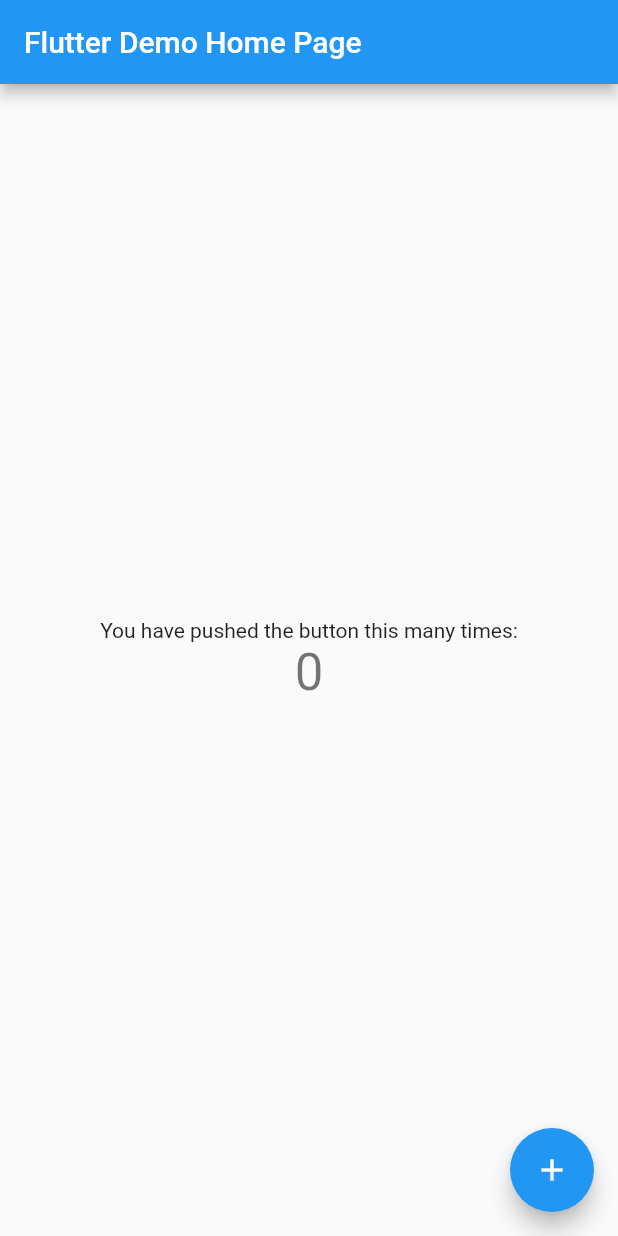
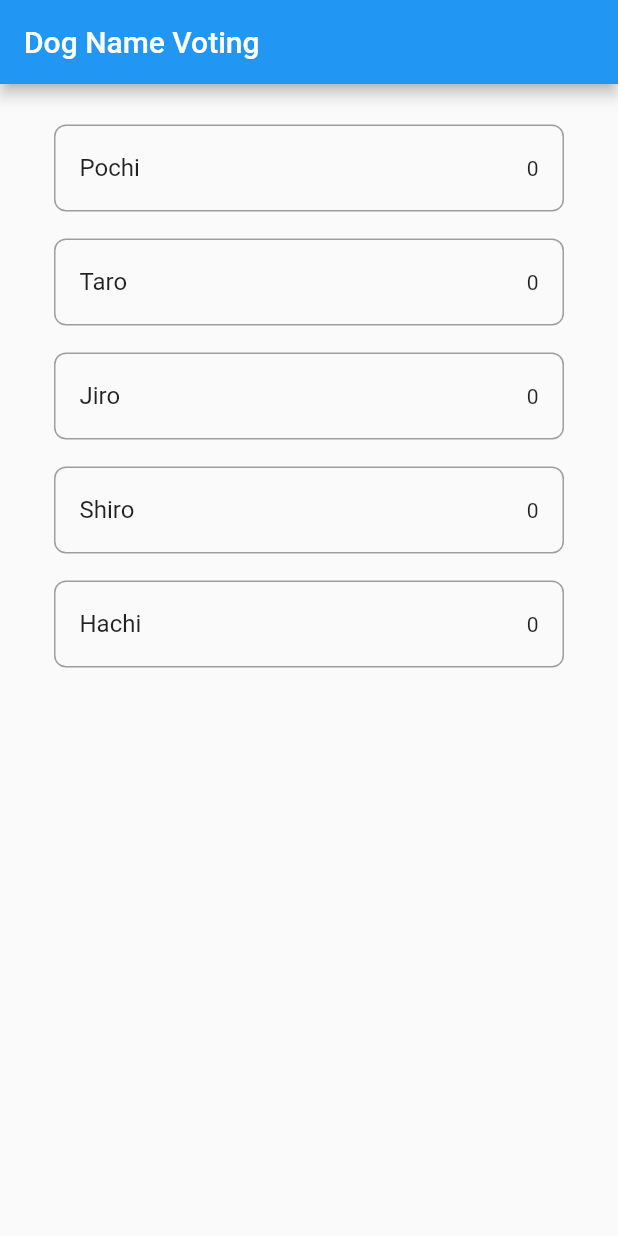
Before and after one commit to kkeeth/push-up-button, a Flutter app: the screen it shows after launch, on a phone screen of 412 x 824 dp. Run offline on Flutter 3.47's test engine with Material 2 defaults, Android fonts, the phone set to English and light mode, and no system bars.

Commit message:
feat: some settings for android

```diff
--- a/lib/main.dart
+++ b/lib/main.dart
@@ -1,115 +1,73 @@
 import 'package:flutter/material.dart';
 
+final dummyData = [
+  {"name": "Pochi", "votes": 0},
+  {"name": "Taro", "votes": 0},
+  {"name": "Jiro", "votes": 0},
+  {"name": "Shiro", "votes": 0},
+  {"name": "Hachi", "votes": 0},
+];
+
 void main() {
-  runApp(const MyApp());
+  runApp(MyApp());
 }
 
 class MyApp extends StatelessWidget {
-  const MyApp({Key? key}) : super(key: key);
-
-  // This widget is the root of your application.
   @override
   Widget build(BuildContext context) {
     return MaterialApp(
-      title: 'Flutter Demo',
-      theme: ThemeData(
-        // This is the theme of your application.
-        //
-        // Try running your application with "flutter run". You'll see the
-        // application has a blue toolbar. Then, without quitting the app, try
-        // changing the primarySwatch below to Colors.green and then invoke
-        // "hot reload" (press "r" in the console where you ran "flutter run",
-        // or simply save your changes to "hot reload" in a Flutter IDE).
-        // Notice that the counter didn't reset back to zero; the application
-        // is not restarted.
-        primarySwatch: Colors.blue,
-      ),
-      home: const MyHomePage(title: 'Flutter Demo Home Page'),
+      title: "Dog Name Voting",
+      home: MyHomePage(),
     );
   }
 }
 
 class MyHomePage extends StatefulWidget {
-  const MyHomePage({Key? key, required this.title}) : super(key: key);
-
-  // This widget is the home page of your application. It is stateful, meaning
-  // that it has a State object (defined below) that contains fields that affect
-  // how it looks.
-
-  // This class is the configuration for the state. It holds the values (in this
-  // case the title) provided by the parent (in this case the App widget) and
-  // used by the build method of the State. Fields in a Widget subclass are
-  // always marked "final".
-
-  final String title;
-
   @override
-  State<MyHomePage> createState() => _MyHomePageState();
+  _MyHomePageState createState() {
+    return _MyHomePageState();
+  }
 }
 
 class _MyHomePageState extends State<MyHomePage> {
-  int _counter = 0;
-
-  void _incrementCounter() {
-    setState(() {
-      // This call to setState tells the Flutter framework that something has
-      // changed in this State, which causes it to rerun the build method below
-      // so that the display can reflect the updated values. If we changed
-      // _counter without calling setState(), then the build method would not be
-      // called again, and so nothing would appear to happen.
-      _counter++;
-    });
+  @override
+  Widget build(BuildContext context) {
+    return Scaffold(
+      appBar: AppBar(title: Text("Dog Name Voting")),
+      body: _buildBody(),
+    );
   }
 
-  @override
-  Widget build(BuildContext context) {
-    // This method is rerun every time setState is called, for instance as done
-    // by the _incrementCounter method above.
-    //
-    // The Flutter framework has been optimized to make rerunning build methods
-    // fast, so that you can just rebuild anything that needs updating rather
-    // than having to individually change instances of widgets.
-    return Scaffold(
-      appBar: AppBar(
-        // Here we take the value from the MyHomePage object that was created by
-        // the App.build method, and use it to set our appbar title.
-        title: Text(widget.title),
-      ),
-      body: Center(
-        // Center is a layout widget. It takes a single child and positions it
-        // in the middle of the parent.
-        child: Column(
-          // Column is also a layout widget. It takes a list of children and
-          // arranges them vertically. By default, it sizes itself to fit its
-          // children horizontally, and tries to be as tall as its parent.
-          //
-          // Invoke "debug painting" (press "p" in the console, choose the
-          // "Toggle Debug Paint" action from the Flutter Inspector in Android
-          // Studio, or the "Toggle Debug Paint" command in Visual Studio Code)
-          // to see the wireframe for each widget.
-          //
-          // Column has various properties to control how it sizes itself and
-          // how it positions its children. Here we use mainAxisAlignment to
-          // center the children vertically; the main axis here is the vertical
-          // axis because Columns are vertical (the cross axis would be
-          // horizontal).
-          mainAxisAlignment: MainAxisAlignment.center,
-          children: <Widget>[
-            const Text(
-              'You have pushed the button this many times:',
-            ),
-            Text(
-              '$_counter',
-              style: Theme.of(context).textTheme.headline4,
-            ),
-          ],
+  Widget _buildBody() {
+    return _buildList(dummyData);
+  }
+
+  Widget _buildList(List<Map<String, dynamic>> dataList) {
+    return ListView.builder(
+        padding: const EdgeInsets.all(18.0),
+        itemCount: dataList.length,
+        itemBuilder: (context, i) {
+          return _buildListItem(dataList[i]);
+        }
+    );
+  }
+
+  Widget _buildListItem(Map<String, dynamic> data) {
+    return Padding(
+      padding: const EdgeInsets.symmetric(horizontal: 18.0, vertical:9.0),
+      child: Container(
+        decoration: BoxDecoration(
+          border: Border.all(color: Colors.grey),
+          borderRadius: BorderRadius.circular(8.0),
+        ),
+        child: ListTile(
+          title: Text(data["name"]),
+          trailing: Text(data["votes"].toString()),
+          onTap: () {
+            setState(() { data["votes"] += 1; });
+          },
         ),
       ),
-      floatingActionButton: FloatingActionButton(
-        onPressed: _incrementCounter,
-        tooltip: 'Increment',
-        child: const Icon(Icons.add),
-      ), // This trailing comma makes auto-formatting nicer for build methods.
     );
   }
 }
```
Also changed, not shown: 2 other files.
